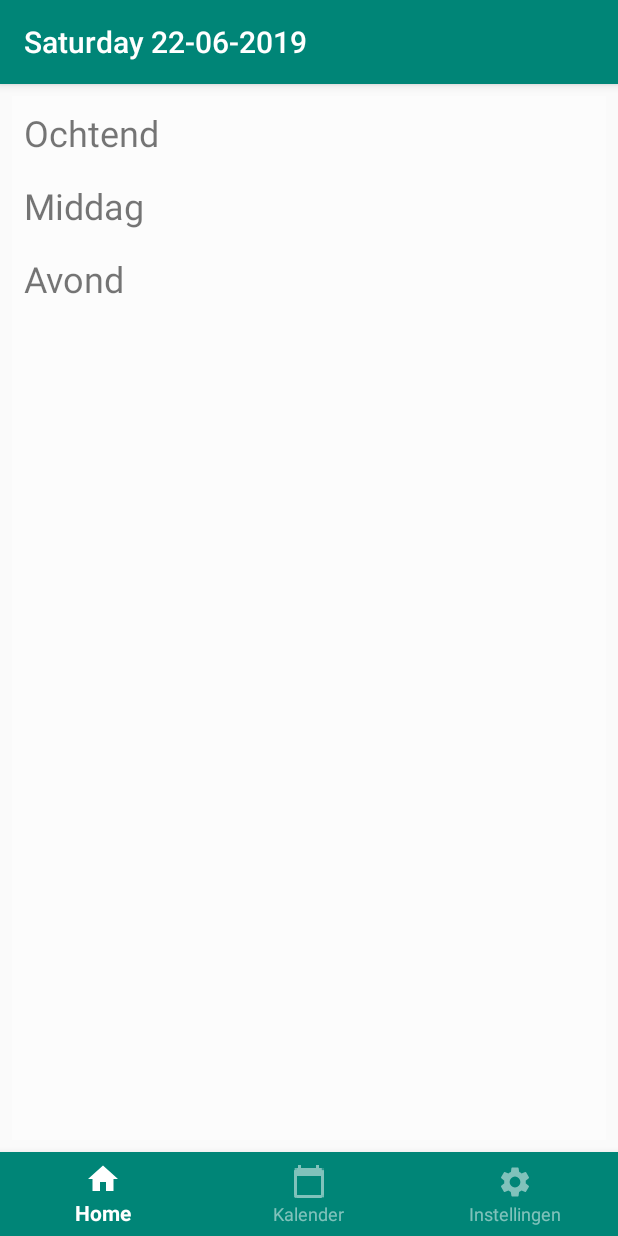
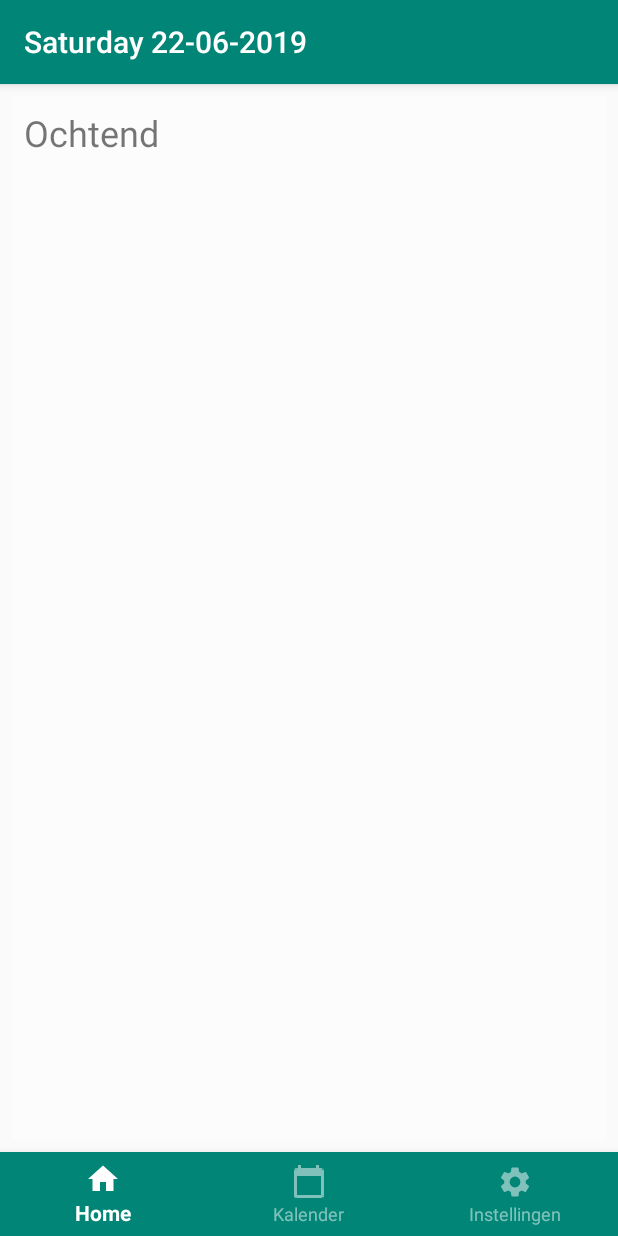
Before and after one commit to nynkevd/IMTPMD, an Android app: the HomeFragment screen opened directly, with no data from a screen before it, on a phone screen of 412 x 824 dp. Run offline under Robolectric (Android 15) with nearby library versions, the phone set to English and light mode, and no system bars; our stand-ins replace Room's generated code; libraries missing offline, so code that uses them is left out: android.arch.persistence.

Commit message:
Recyclerview home werkt alleen voor ochtend
Het werkt alleen voor de ochtend maar ik ga nu even verder met de database dus ik moet dit committen om te kunnen mergen

```diff
--- /dev/null
+++ b/app/src/main/java/com/example/imtpmd/DagdeelAdapter.java
@@ -0,0 +1,65 @@
+package com.example.imtpmd;
+
+import android.support.annotation.NonNull;
+import android.support.v7.widget.RecyclerView;
+import android.util.Log;
+import android.view.LayoutInflater;
+import android.view.View;
+import android.view.ViewGroup;
+import android.widget.ListView;
+import android.widget.TextView;
+
+import java.util.ArrayList;
+import java.util.List;
+
+public class DagdeelAdapter extends RecyclerView.Adapter<DagdeelAdapter.MyViewHolder> {
+    private HomeData[] data;
+    private View v;
+
+    public static class MyViewHolder extends RecyclerView.ViewHolder {
+        // each data item is just a string in this case
+        public TextView titleTextView;
+        public ListView medicineListView;
+        public MyViewHolder(View v) {
+            super(v);
+            titleTextView = v.findViewById(R.id.title_text_view);
+            medicineListView = v.findViewById(R.id.medicine_list);
+        }
+    }
+
+    public DagdeelAdapter(HomeData[]homeData){
+        this.data = homeData;
+    }
+
+    @NonNull
+    @Override
+    public DagdeelAdapter.MyViewHolder onCreateViewHolder(@NonNull ViewGroup viewGroup, int i) {
+        // De view van de xml
+        v = LayoutInflater.from(viewGroup.getContext())
+                .inflate(R.layout.temp_text_view, viewGroup, false);
+
+        MyViewHolder vh = new MyViewHolder(v);
+        return vh;
+    }
+
+    @Override
+    public void onBindViewHolder(@NonNull DagdeelAdapter.MyViewHolder myViewHolder, int i) {
+        if(data[i] != null){
+            myViewHolder.titleTextView.setText(data[i].getTitle());
+
+            vulList(myViewHolder.medicineListView, i);
+        }
+
+    }
+
+    @Override
+    public int getItemCount() {
+        return 4;
+    }
+
+    private void vulList(ListView listView, int i){
+        MedicineListAdapter medicineAdapter = new MedicineListAdapter(v.getContext(), data[i].getMedicineList());
+
+        listView.setAdapter(medicineAdapter);
+    }
+}
--- /dev/null
+++ b/app/src/main/java/com/example/imtpmd/HomeData.java
@@ -0,0 +1,29 @@
+package com.example.imtpmd;
+
+import java.util.ArrayList;
+
+public class HomeData {
+    public String title;
+    public ArrayList<Medicine> medicineList;
+
+    public HomeData(String title, ArrayList<Medicine> list) {
+        this.title = title;
+        this.medicineList = list;
+    }
+
+    public String getTitle(){
+        return this.title;
+    }
+
+    public ArrayList getMedicineList(){
+        return this.medicineList;
+    }
+
+    public void setTitle(String title){
+        this.title = title;
+    }
+
+    public void setMedicineList(ArrayList medicineList){
+        this.medicineList = medicineList;
+    }
+}
--- a/app/src/main/java/com/example/imtpmd/HomeFragment.java
+++ b/app/src/main/java/com/example/imtpmd/HomeFragment.java
@@ -8,6 +8,8 @@ import android.arch.persistence.room.Room;
 import android.os.Bundle;
 import android.support.annotation.Nullable;
 import android.support.v4.app.Fragment;
+import android.support.v7.widget.LinearLayoutManager;
+import android.support.v7.widget.RecyclerView;
 import android.util.Log;
 import android.view.LayoutInflater;
 import android.view.View;
@@ -19,7 +21,9 @@ import android.widget.ListView;
 import android.widget.Toast;
 
 import java.util.ArrayList;
+import java.util.HashMap;
 import java.util.List;
+import java.util.Map;
 
 
 /**
@@ -27,6 +31,11 @@ import java.util.List;
  */
 public class HomeFragment extends Fragment {
     private static MedicineViewModel medicineViewModel;
+    private RecyclerView recyclerView;
+    private RecyclerView.Adapter mAdapter;
+    private RecyclerView.LayoutManager layoutManager;
+    private HomeData[] homeData = new HomeData[4];
+
 
     public HomeFragment() {
         // Required empty public constructor
@@ -39,6 +48,13 @@ public class HomeFragment extends Fragment {
         // Inflate the layout for this fragment
         final View view = inflater.inflate(R.layout.fragment_home, container, false);
 
+        recyclerView = (RecyclerView) view.findViewById(R.id.recycler_view_ochtend);
+        layoutManager = new LinearLayoutManager(getContext());
+        recyclerView.setLayoutManager(layoutManager);
+        mAdapter = new DagdeelAdapter(homeData);
+        recyclerView.setAdapter(mAdapter);
+
+        // Vraag de medicijnen op per dagdeel
         medicineViewModel = ViewModelProviders.of(this).get(MedicineViewModel.class);
 
         final Observer<List<Medicine>> ochtendObserver = new Observer<List<Medicine>>(){
@@ -50,8 +66,11 @@ public class HomeFragment extends Fragment {
                     list.add(medicine);
                 }
 
-                vulList("pil_list_ochtend", list, view);
-                Log.d("tessst", "OBSERVVVEEEEEEEE" + newList.get(0).getName());
+                homeData[0] = new HomeData("Ochtend", list);
+
+                mAdapter.notifyItemChanged(0);
+
+
             }
 
         };
@@ -67,8 +86,14 @@ public class HomeFragment extends Fragment {
                     list.add(medicine);
                 }
 
-                vulList("pil_list_middag", list, view);
-                Log.d("tessst", "OBSERVVVEEEEEEEE" + newList.get(0).getName());
+                homeData[1] = new HomeData("Middag", list);
+
+                //mAdapter.notifyDataSetChanged();
+                mAdapter.notifyItemChanged(1);
+
+                Log.d("recycler", "middagObserver");
+
+
             }
 
         };
@@ -83,9 +108,6 @@ public class HomeFragment extends Fragment {
                 for(Medicine medicine : newList ){
                     list.add(medicine);
                 }
-
-                vulList("pil_list_avond", list, view);
-                Log.d("tessst", "OBSERVVVEEEEEEEE" + newList.get(0).getName());
             }
 
         };
@@ -110,7 +132,6 @@ public class HomeFragment extends Fragment {
 //        };
 //
 //        medicineViewModel.getNachtList().observe(this, nachtObserver);
-
 
         return view;
     }
--- a/app/src/main/res/layout/fragment_home.xml
+++ b/app/src/main/res/layout/fragment_home.xml
@@ -19,78 +19,90 @@
 
             <!-- Misschien kunnen we beter aparte xml's maken per dagdeel? -->
             <!-- Of een list met de dagdelen ^^ -->
-
-            <TextView
-                android:id="@+id/textView_Ochtend"
-                android:layout_width="wrap_content"
-                android:layout_height="wrap_content"
+            <android.support.v7.widget.RecyclerView
+                android:id="@+id/recycler_view_ochtend"
+                android:layout_width="match_parent"
+                android:layout_height="match_parent"
                 android:layout_alignParentStart="true"
                 android:layout_alignParentTop="true"
-                android:layout_marginStart="8dp"
-                android:layout_marginTop="8dp"
-                android:text="Ochtend"
-                android:textSize="24sp" />
+                android:layout_marginStart="0dp"
+                android:layout_marginTop="0dp" />
 
-            <ListView
-                android:id="@+id/pil_list_ochtend"
-                android:layout_width="match_parent"
-                android:layout_height="wrap_content"
-                android:layout_below="@+id/textView_Ochtend"
-                android:layout_alignParentStart="true"
-                android:layout_marginStart="8dp"
-                android:layout_marginEnd="8dp"
-                android:layout_marginTop="8dp"
-                android:adjustViewBounds="true">
+            <!--~~~~~~~~~~~~~~~~~~~~~~~~~~~~~~~~~~~~~~~~~~~~~~~~~-->
 
-            </ListView>
+            <!--<TextView-->
+                <!--android:id="@+id/textView_ochtend"-->
+                <!--android:layout_width="wrap_content"-->
+                <!--android:layout_height="wrap_content"-->
+                <!--android:layout_alignParentStart="true"-->
+                <!--android:layout_alignParentTop="true"-->
+                <!--android:layout_marginStart="8dp"-->
+                <!--android:layout_marginTop="8dp"-->
+                <!--android:text="Ochtend"-->
+                <!--android:textSize="24sp" />-->
 
-            <TextView
-                android:id="@+id/textView_Middag"
-                android:layout_width="wrap_content"
-                android:layout_height="wrap_content"
-                android:layout_below="@+id/pil_list_middag"
-                android:layout_alignParentStart="true"
-                android:layout_marginStart="8dp"
-                android:layout_marginTop="8dp"
-                android:text="Avond"
-                android:textSize="24sp" />
+            <!--<ListView-->
+                <!--android:id="@+id/pil_list_ochtend"-->
+                <!--android:layout_width="match_parent"-->
+                <!--android:layout_height="wrap_content"-->
+                <!--android:layout_below="@+id/textView_ochtend"-->
+                <!--android:layout_alignParentStart="true"-->
+                <!--android:layout_marginStart="8dp"-->
+                <!--android:layout_marginEnd="8dp"-->
+                <!--android:layout_marginTop="8dp"-->
+                <!--android:adjustViewBounds="true">-->
+            <!--</ListView>-->
 
-            <ListView
-                android:id="@+id/pil_list_avond"
-                android:layout_width="match_parent"
-                android:layout_height="wrap_content"
-                android:layout_below="@+id/textView_Middag"
-                android:layout_alignParentStart="true"
-                android:layout_marginStart="8dp"
-                android:layout_marginEnd="8dp"
-                android:layout_marginTop="8dp">
+            <!--&lt;!&ndash;~~~~~~~~~~~~~~~~~~~~~~~~~~~~~~~~~~~~~~~~~~~~~~~~~&ndash;&gt;-->
 
-            </ListView>
+            <!--<TextView-->
+                <!--android:id="@+id/textView_middag"-->
+                <!--android:layout_width="wrap_content"-->
+                <!--android:layout_height="wrap_content"-->
+                <!--android:layout_below="@+id/pil_list_middag"-->
+                <!--android:layout_alignParentStart="true"-->
+                <!--android:layout_marginStart="8dp"-->
+                <!--android:layout_marginTop="8dp"-->
+                <!--android:text="Avond"-->
+                <!--android:textSize="24sp" />-->
+
+            <!--<ListView-->
+                <!--android:id="@+id/pil_list_avond"-->
+                <!--android:layout_width="match_parent"-->
+                <!--android:layout_height="wrap_content"-->
+                <!--android:layout_below="@+id/textView_middag"-->
+                <!--android:layout_alignParentStart="true"-->
+                <!--android:layout_marginStart="8dp"-->
+                <!--android:layout_marginEnd="8dp"-->
+                <!--android:layout_marginTop="8dp">-->
+            <!--</ListView>-->
+
+            <!--&lt;!&ndash;~~~~~~~~~~~~~~~~~~~~~~~~~~~~~~~~~~~~~~~~~~~~~~~~~&ndash;&gt;-->
+
+            <!--<TextView-->
+                <!--android:id="@+id/textView_avond"-->
+                <!--android:layout_width="match_parent"-->
+                <!--android:layout_height="wrap_content"-->
+                <!--android:layout_below="@+id/pil_list_ochtend"-->
+                <!--android:layout_alignParentStart="true"-->
+                <!--android:layout_marginStart="8dp"-->
+                <!--android:layout_marginTop="8dp"-->
+                <!--android:text="Middag"-->
+                <!--android:textSize="24sp" />-->
 
 
-            <TextView
-                android:id="@+id/textView_Avond"
-                android:layout_width="match_parent"
-                android:layout_height="wrap_content"
-                android:layout_below="@+id/pil_list_ochtend"
-                android:layout_alignParentStart="true"
-                android:layout_marginStart="8dp"
-                android:layout_marginTop="8dp"
-                android:text="Middag"
-                android:textSize="24sp" />
+            <!--<ListView-->
+                <!--android:id="@+id/pil_list_middag"-->
+                <!--android:layout_width="match_parent"-->
+                <!--android:layout_height="wrap_content"-->
+                <!--android:layout_below="@+id/textView_avond"-->
+                <!--android:layout_alignParentStart="true"-->
+                <!--android:layout_marginStart="8dp"-->
+                <!--android:layout_marginEnd="8dp"-->
+                <!--android:layout_marginTop="8dp">-->
+            <!--</ListView>-->
 
 
-            <ListView
-                android:id="@+id/pil_list_middag"
-                android:layout_width="match_parent"
-                android:layout_height="wrap_content"
-                android:layout_below="@+id/textView_Avond"
-                android:layout_alignParentStart="true"
-                android:layout_marginStart="8dp"
-                android:layout_marginEnd="8dp"
-                android:layout_marginTop="8dp">
-
-            </ListView>
 
         </RelativeLayout>
 
--- /dev/null
+++ b/app/src/main/res/layout/temp_text_view.xml
@@ -0,0 +1,31 @@
+<?xml version="1.0" encoding="utf-8"?>
+<RelativeLayout
+    xmlns:android="http://schemas.android.com/apk/res/android"
+    android:layout_height="match_parent"
+    android:layout_width="match_parent">
+
+
+    <TextView
+        android:id="@+id/title_text_view"
+        android:layout_width="wrap_content"
+        android:layout_height="wrap_content"
+        android:layout_alignParentStart="true"
+        android:layout_alignParentTop="true"
+        android:layout_marginStart="8dp"
+        android:layout_marginTop="8dp"
+        android:text="Ochtend"
+        android:textSize="24sp" />
+
+    <ListView
+        android:id="@+id/medicine_list"
+        android:layout_width="match_parent"
+        android:layout_height="wrap_content"
+        android:layout_below="@+id/title_text_view"
+        android:layout_alignParentStart="true"
+        android:layout_marginStart="8dp"
+        android:layout_marginEnd="8dp"
+        android:layout_marginTop="8dp"
+        android:adjustViewBounds="true">
+    </ListView>
+
+</RelativeLayout>
```
Also changed, not shown: app/src/main/java/com/example/imtpmd/MedicineListAdapter.java (+1 -12 lines).
